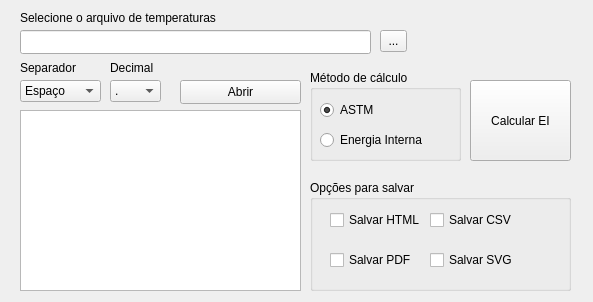
First picture: the form in calcula-ei/core/window.ui, repository RodLondero/mestrado-codes, before the edit.
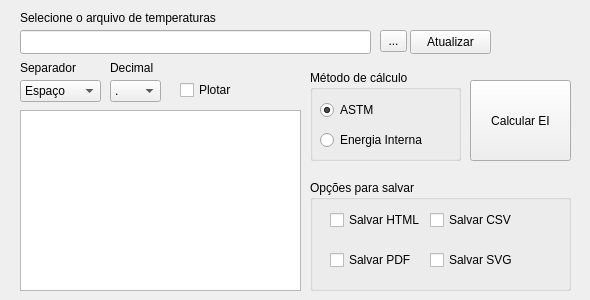
Second picture: the form after the edit.

Commit message: Adjust to calc multiples EI

Diff of the .ui file:
```diff
--- a/calcula-ei/core/window.ui
+++ b/calcula-ei/core/window.ui
@@ -6,10 +6,22 @@
    <rect>
     <x>0</x>
     <y>0</y>
-    <width>593</width>
-    <height>302</height>
+    <width>590</width>
+    <height>300</height>
    </rect>
   </property>
+  <property name="minimumSize">
+   <size>
+    <width>590</width>
+    <height>300</height>
+   </size>
+  </property>
+  <property name="maximumSize">
+   <size>
+    <width>590</width>
+    <height>300</height>
+   </size>
+  </property>
   <property name="windowTitle">
    <string>Calcular EI</string>
   </property>
@@ -94,7 +106,7 @@
      <rect>
       <x>20</x>
       <y>60</y>
-      <width>141</width>
+      <width>71</width>
       <height>16</height>
      </rect>
     </property>
@@ -153,14 +165,14 @@
    <widget class="QPushButton" name="btnAbrir">
     <property name="geometry">
      <rect>
-      <x>180</x>
-      <y>80</y>
-      <width>121</width>
+      <x>410</x>
+      <y>30</y>
+      <width>81</width>
       <height>24</height>
      </rect>
     </property>
     <property name="text">
-     <string>Abrir</string>
+     <string>Atualizar</string>
     </property>
    </widget>
    <widget class="QGroupBox" name="groupBox">
@@ -270,6 +282,22 @@
      </property>
     </widget>
    </widget>
+   <widget class="QCheckBox" name="checkBoxPlotar">
+    <property name="geometry">
+     <rect>
+      <x>180</x>
+      <y>80</y>
+      <width>111</width>
+      <height>20</height>
+     </rect>
+    </property>
+    <property name="text">
+     <string>Plotar</string>
+    </property>
+    <property name="checked">
+     <bool>false</bool>
+    </property>
+   </widget>
   </widget>
  </widget>
  <resources/>
```
Left out of the diff: 7 changed lines with no effect on the pictures. The commit also changes 1 other file.
